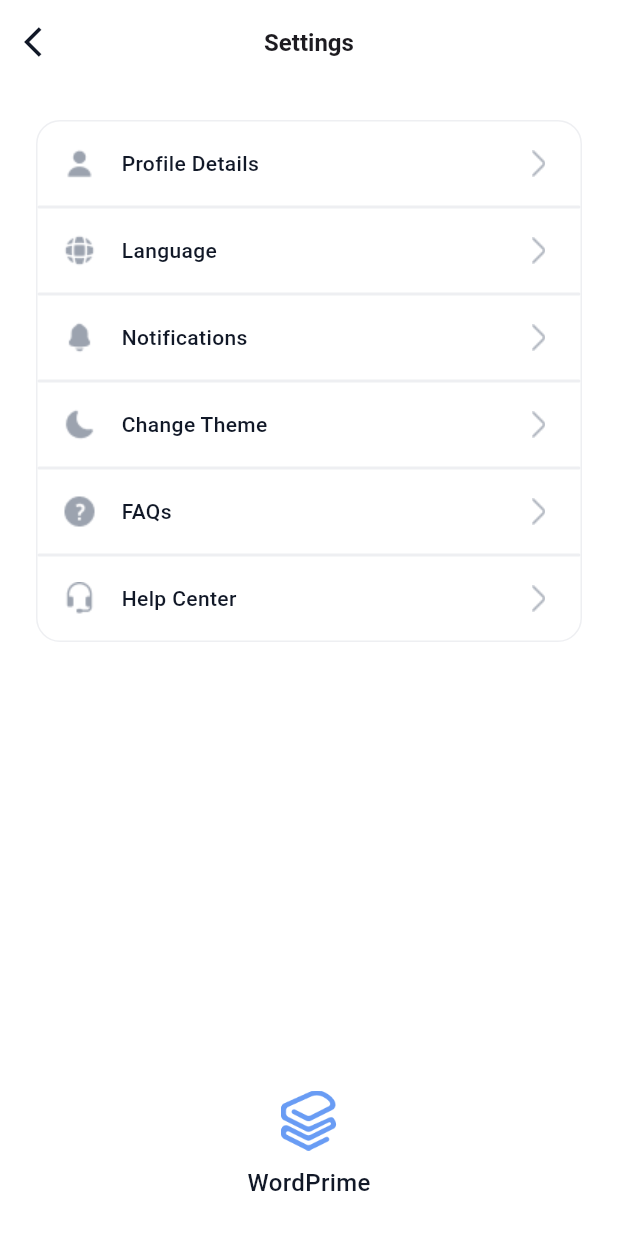
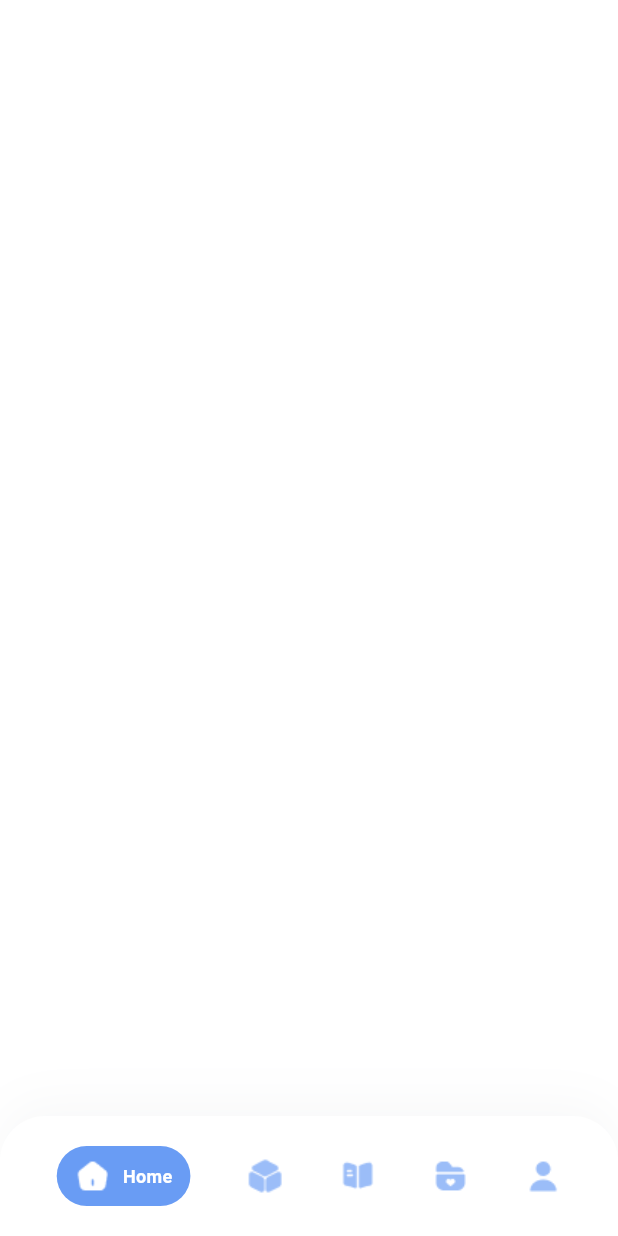
Before and after one commit to DargaHasanBasri/word_prime, a Flutter app: the screen it shows after launch, on a phone screen of 412 x 824 dp. Run offline on Flutter 3.47's test engine with Material 3 defaults, Android fonts, the light colour scheme and no system bars; our stand-ins replace cached_network_image, dotted_border, easy_localization, get_it.

Commit message:
Add custom bottom navigation bar

```diff
--- /dev/null
+++ b/devtools_options.yaml
@@ -0,0 +1,3 @@
+description: This file stores settings for Dart & Flutter DevTools.
+documentation: https://docs.flutter.dev/tools/devtools/extensions#configure-extension-enablement-states
+extensions:
--- a/lib/export.dart
+++ b/lib/export.dart
@@ -47,3 +47,6 @@ export 'package:word_prime/ui/pages/profile_details/profile_details_view_model.d
 export 'package:word_prime/ui/pages/profile_details/profile_details_provider.dart';
 export 'package:word_prime/ui/widgets/custom_user_circle_avatar.dart';
 export 'package:word_prime/ui/widgets/custom_radio_button.dart';
+export 'package:word_prime/ui/pages/main_tab/main_tab_page.dart';
+export 'package:word_prime/ui/pages/main_tab/main_tab_view_model.dart';
+export 'package:word_prime/ui/pages/main_tab/main_tab_provider.dart';
--- a/lib/main.dart
+++ b/lib/main.dart
@@ -41,7 +41,7 @@ class MyApp extends StatelessWidget {
       ),
       navigatorKey: locator<AppRoutes>().baseNavigatorKey,
       onGenerateRoute: Routes.generateRoute,
-      initialRoute: Routes.Settings,
+      initialRoute: Routes.MainTab,
       builder: (context, widget) {
         return widget!;
       },
--- a/lib/routes/routes.dart
+++ b/lib/routes/routes.dart
@@ -12,6 +12,7 @@ final class Routes {
   static const String AddPostSuccessful = 'addPostSuccessfulProvider';
   static const String Settings = 'settingsProvider';
   static const String ProfileDetails = 'profileDetailsProvider';
+  static const String MainTab = 'mainTabProvider';
 
   static Route<dynamic> generateRoute(RouteSettings settings) {
     switch (settings.name) {
@@ -58,6 +59,10 @@ final class Routes {
         return MaterialPageRoute(
           builder: (context) => const ProfileDetailsProvider(),
         );
+      case Routes.MainTab:
+        return MaterialPageRoute(
+          builder: (context) => const MainTabProvider(),
+        );
       default:
         return MaterialPageRoute(
           builder: (context) => Scaffold(
--- /dev/null
+++ b/lib/ui/pages/main_tab/components/active_bottom_navigation_bar_item.dart
@@ -0,0 +1,43 @@
+import 'package:word_prime/export.dart';
+
+class ActiveBottomNavigationBarItem extends StatelessWidget {
+  final String iconAddress;
+  final String pageName;
+  const ActiveBottomNavigationBarItem({
+    super.key,
+    required this.iconAddress,
+    required this.pageName,
+  });
+
+  @override
+  Widget build(BuildContext context) {
+    return Container(
+      decoration: BoxDecoration(
+        color: AppColors.cornflowerBlue,
+        borderRadius: BorderRadius.circular(25),
+      ),
+      child: Padding(
+        padding: const EdgeInsets.symmetric(vertical: 8, horizontal: 12),
+        child: Row(
+          children: [
+            Image.asset(
+              iconAddress,
+              width: 24,
+              height: 24,
+              color: AppColors.white,
+            ),
+            SizedBox(width: 8),
+            Text(
+              pageName,
+              style: TextStyle(
+                fontSize: 12,
+                fontWeight: FontWeight.w700,
+                color: AppColors.white,
+              ),
+            ),
+          ],
+        ),
+      ),
+    );
+  }
+}
--- /dev/null
+++ b/lib/ui/pages/main_tab/components/custom_bottom_navigation_bar.dart
@@ -0,0 +1,122 @@
+import 'package:word_prime/export.dart';
+import 'package:word_prime/ui/pages/main_tab/components/active_bottom_navigation_bar_item.dart';
+
+class CustomBottomNavigationBar extends StatelessWidget {
+  final ValueNotifier<int> whichIndex;
+  CustomBottomNavigationBar({
+    super.key,
+    required this.whichIndex,
+  });
+
+  @override
+  Widget build(BuildContext context) {
+    return Container(
+      decoration: BoxDecoration(
+        color: AppColors.white,
+        borderRadius: BorderRadius.vertical(
+          top: Radius.circular(30),
+        ),
+        boxShadow: [
+          BoxShadow(
+            color: AppColors.mirage.withOpacity(0.03),
+            blurRadius: 28,
+            offset: Offset(0, -8),
+          )
+        ],
+      ),
+      child: Padding(
+        padding: const EdgeInsets.symmetric(vertical: 20),
+        child: ValueListenableBuilder(
+          valueListenable: whichIndex,
+          builder: (_, __, ___) {
+            return Row(
+              mainAxisAlignment: MainAxisAlignment.spaceEvenly,
+              children: [
+                GestureDetector(
+                  onTap: () {
+                    whichIndex.value = 0;
+                  },
+                  child: whichIndex.value == 0
+                      ? ActiveBottomNavigationBarItem(
+                          iconAddress: AppAssets.icMainTabHomePath,
+                          pageName: 'Home',
+                        )
+                      : Image.asset(
+                          AppAssets.icMainTabHomePath,
+                          width: 24,
+                          height: 24,
+                          color: AppColors.pastelBlue,
+                        ),
+                ),
+                GestureDetector(
+                  onTap: () {
+                    whichIndex.value = 1;
+                  },
+                  child: whichIndex.value == 1
+                      ? ActiveBottomNavigationBarItem(
+                          iconAddress: AppAssets.icMainTabGamePath,
+                          pageName: 'Game',
+                        )
+                      : Image.asset(
+                          AppAssets.icMainTabGamePath,
+                          width: 24,
+                          height: 24,
+                          color: AppColors.pastelBlue,
+                        ),
+                ),
+                GestureDetector(
+                  onTap: () {
+                    whichIndex.value = 2;
+                  },
+                  child: whichIndex.value == 2
+                      ? ActiveBottomNavigationBarItem(
+                          iconAddress: AppAssets.icMainTabWordAddPath,
+                          pageName: 'Add Word',
+                        )
+                      : Image.asset(
+                          AppAssets.icMainTabWordAddPath,
+                          width: 24,
+                          height: 24,
+                          color: AppColors.pastelBlue,
+                        ),
+                ),
+                GestureDetector(
+                  onTap: () {
+                    whichIndex.value = 3;
+                  },
+                  child: whichIndex.value == 3
+                      ? ActiveBottomNavigationBarItem(
+                          iconAddress: AppAssets.icMainTabTaskPath,
+                          pageName: 'Tasks',
+                        )
+                      : Image.asset(
+                          AppAssets.icMainTabTaskPath,
+                          width: 24,
+                          height: 24,
+                          color: AppColors.pastelBlue,
+                        ),
+                ),
+                GestureDetector(
+                  onTap: () {
+                    whichIndex.value = 4;
+                  },
+                  child: whichIndex.value == 4
+                      ? ActiveBottomNavigationBarItem(
+                          iconAddress: AppAssets.icMainTabProfilePath,
+                          pageName: 'Profile',
+                        )
+                      : Image.asset(
+                          AppAssets.icMainTabProfilePath,
+                          width: 24,
+                          height: 24,
+                          color: AppColors.pastelBlue,
+                        ),
+                ),
+              ],
+            );
+          },
+        ),
+      ),
+    );
+  }
+}
--- /dev/null
+++ b/lib/ui/pages/main_tab/main_tab_page.dart
@@ -0,0 +1,41 @@
+import 'package:word_prime/export.dart';
+import 'package:word_prime/ui/pages/main_tab/components/custom_bottom_navigation_bar.dart';
+
+class MainTabPage extends StatefulWidget {
+  const MainTabPage({super.key});
+
+  @override
+  State<MainTabPage> createState() => _MainTabPageState();
+}
+
+class _MainTabPageState extends BaseStatefulState<MainTabPage> {
+  late final MainTabViewModel _vm;
+
+  @override
+  void initState() {
+    _vm = Provider.of<MainTabViewModel>(context, listen: false);
+    super.initState();
+  }
+
+  @override
+  Widget build(BuildContext context) {
+    return Scaffold(
+      backgroundColor: AppColors.backgroundColor,
+      bottomNavigationBar: ValueListenableBuilder(
+        valueListenable: _vm.currentIndex,
+        builder: (_, __, ___) {
+          return CustomBottomNavigationBar(
+            whichIndex: _vm.currentIndex,
+          );
+        },
+      ),
+      body: _buildBody(),
+    );
+  }
+
+  Widget _buildBody() {
+    return Column(
+      children: [],
+    );
+  }
+}
--- /dev/null
+++ b/lib/ui/pages/main_tab/main_tab_provider.dart
@@ -0,0 +1,13 @@
+import 'package:word_prime/export.dart';
+
+class MainTabProvider extends StatelessWidget {
+  const MainTabProvider({super.key});
+
+  @override
+  Widget build(BuildContext context) {
+    return ChangeNotifierProvider(
+      create: (context) => MainTabViewModel(),
+      child: const MainTabPage(),
+    );
+  }
+}
--- /dev/null
+++ b/lib/ui/pages/main_tab/main_tab_view_model.dart
@@ -0,0 +1,6 @@
+import 'package:word_prime/export.dart';
+
+class MainTabViewModel extends BaseViewModel {
+  ValueNotifier<int> currentIndex = ValueNotifier(0);
+
+}
--- a/lib/utils/app_assets.dart
+++ b/lib/utils/app_assets.dart
@@ -19,6 +19,15 @@ final class AppAssets {
   static String icLanguagePath = _imagePath('ic_language');
   static String icNotificationPath = _imagePath('ic_notification');
   static String icPrivacyPath = _imagePath('ic_privacy');
+  static String icMainTabHomePath = _imagePath('ic_main_tab_home');
+  static String icMainTabGamePath = _imagePath('ic_main_tab_game');
+  static String icMainTabWordAddPath = _imagePath('ic_main_tab_word_add');
+  static String icMainTabTaskPath = _imagePath('ic_main_tab_task');
+  static String icMainTabProfilePath = _imagePath('ic_main_tab_profile');
+  static String icLikePath = _imagePath('ic_like');
+  static String icCommentPath = _imagePath('ic_comment');
+  static String icSavePath = _imagePath('ic_save');
+  static String icSharePath = _imagePath('ic_share');
   static String imgSuccessfulPath = _imagePath('img_successful');
 
   static String _imagePath(String fileName) => '$_basePath$fileName.png';
--- a/lib/utils/app_colors.dart
+++ b/lib/utils/app_colors.dart
@@ -11,4 +11,7 @@ final class AppColors {
   static Color softPeach = const Color(0xffEEEFF2);
   static Color alabaster = const Color(0xffF9FAFB);
   static Color watermelon = const Color(0xffFF445D);
+  static Color rhino = const Color(0xff2C3658);
+  static Color artyClickRed = const Color(0xffFF0000);
+  static Color pastelBlue = const Color(0xff9BBDF8);
 }
```
Also changed, not shown: assets/images/ic_comment.png (added), assets/images/ic_like.png (added), assets/images/ic_main_tab_game.png (added), assets/images/ic_main_tab_home.png (added), assets/images/ic_main_tab_profile.png (added), assets/images/ic_main_tab_task.png (added), assets/images/ic_main_tab_word_add.png (added), assets/images/ic_save.png (added), assets/images/ic_share.png (added).
